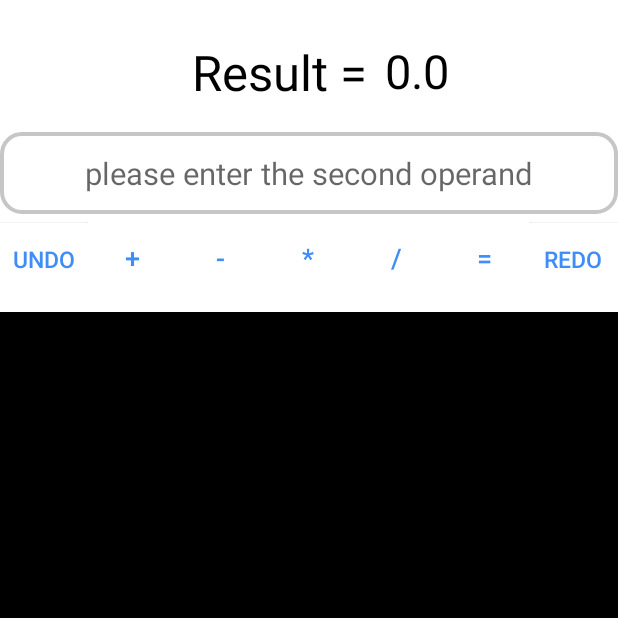
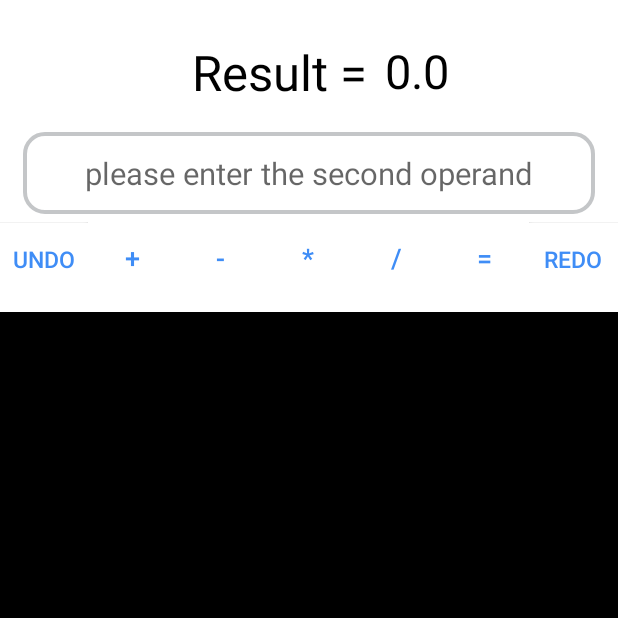
Before and after one commit to yehyaabdelazize/Thirdwayvcalculato, an Android app: the screen it shows after launch (CalcuActivity), on a phone screen of 412 x 824 dp, the top half of it. Run offline under Robolectric (Android 15) with nearby library versions, the phone set to English and light mode, and no system bars; our stand-ins replace data binding, sdp/ssp sizes.

Commit message:
3rd Commit, before(redo&undo)

```diff
--- a/build.gradle
+++ b/build.gradle
@@ -61,8 +61,12 @@ android {
         // Cardview dependency
         implementation 'androidx.cardview:cardview:1.0.0'
 
+        //Mvvm dependency
+        def lifecycle_version = "2.2.0"
         // ViewModel
-        implementation 'androidx.lifecycle:lifecycle-extensions:2.2.0'
+        implementation "androidx.lifecycle:lifecycle-viewmodel:$lifecycle_version"
+        // LiveData
+        implementation "androidx.lifecycle:lifecycle-livedata:$lifecycle_version"
 
         // SDP dependency
         implementation 'com.intuit.ssp:ssp-android:1.0.5'
--- a/src/main/java/com/yahya/thirdwayvcalculator/ui/MainCalcutor/CalcuAdapter.java
+++ b/src/main/java/com/yahya/thirdwayvcalculator/ui/MainCalcutor/CalcuAdapter.java
@@ -43,7 +43,8 @@ public class CalcuAdapter extends RecyclerView.Adapter<CalcuAdapter.ViewHolder>
 
     @Override
     public void onBindViewHolder(CalcuAdapter.ViewHolder viewHolder, int i) {
-        viewHolder.operation.setText(operations.get(i).toString());
+        viewHolder.operation.setText(operations.get(i).getOperation());
+
     }
 
     @Override
--- a/src/main/java/com/yahya/thirdwayvcalculator/ui/MainCalcutor/CalcuViewModel.java
+++ b/src/main/java/com/yahya/thirdwayvcalculator/ui/MainCalcutor/CalcuViewModel.java
@@ -9,6 +9,6 @@ import java.util.Observable;
 
 public class CalcuViewModel extends ViewModel {
 
-    MutableLiveData<OperationModel> liveData=new MutableLiveData<>();
+    MutableLiveData<OperationModel> liveData = new MutableLiveData<>();
 
 }
--- a/src/main/res/drawable/back_card_item.xml
+++ b/src/main/res/drawable/back_card_item.xml
@@ -4,7 +4,7 @@
     <solid android:color="@color/black" />
 
     <stroke
-        android:width="@dimen/_6sdp"
+        android:width="@dimen/_5sdp"
         android:color="@color/white" />
 
 
--- a/src/main/res/layout/activity_calcu.xml
+++ b/src/main/res/layout/activity_calcu.xml
@@ -42,7 +42,9 @@
             android:id="@+id/lin_sec_oper"
             android:layout_width="match_parent"
             android:layout_height="wrap_content"
+            android:layout_marginStart="@dimen/_12sdp"
             android:layout_marginTop="20dp"
+            android:layout_marginEnd="@dimen/_12sdp"
             android:background="@drawable/back_et_operation"
             android:gravity="center"
             android:orientation="horizontal"
@@ -56,8 +58,8 @@
                 android:layout_height="wrap_content"
                 android:background="@color/white"
                 android:textColor="@color/black"
-                android:visibility="gone"
-                android:textSize="@dimen/_16sdp" />
+                android:textSize="@dimen/_16sdp"
+                android:visibility="gone" />
 
             <EditText
                 android:id="@+id/et_sec_oper"
--- a/src/main/res/layout/item_operation_rec.xml
+++ b/src/main/res/layout/item_operation_rec.xml
@@ -1,7 +1,8 @@
 <?xml version="1.0" encoding="utf-8"?>
 <androidx.cardview.widget.CardView xmlns:android="http://schemas.android.com/apk/res/android"
     android:layout_width="@dimen/_60sdp"
-    android:layout_height="@dimen/_60sdp">
+    android:layout_height="@dimen/_60sdp"
+    android:layout_margin="@dimen/_10sdp">
 
     <LinearLayout
         android:layout_width="match_parent"
```
Also changed, not shown: src/main/java/com/yahya/thirdwayvcalculator/ui/MainCalcutor/CalcuActivity.java (+30 -21 lines).
